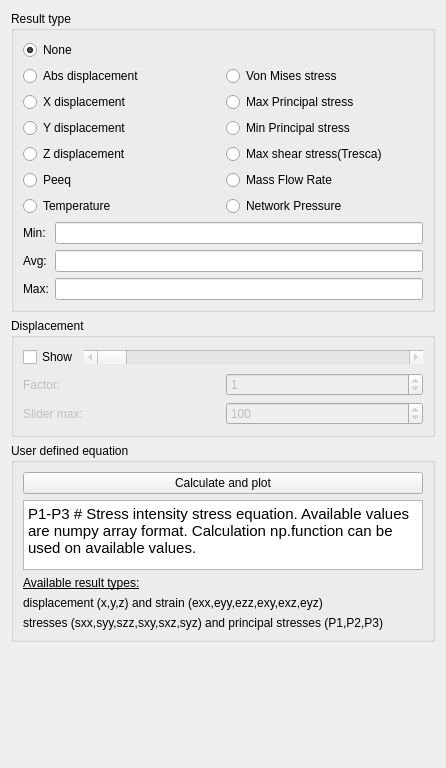
berndhahnebach/All_FreeCAD, file src/Mod/Fem/Gui/Resources/ui/ResultShow.ui: the form before one commit.
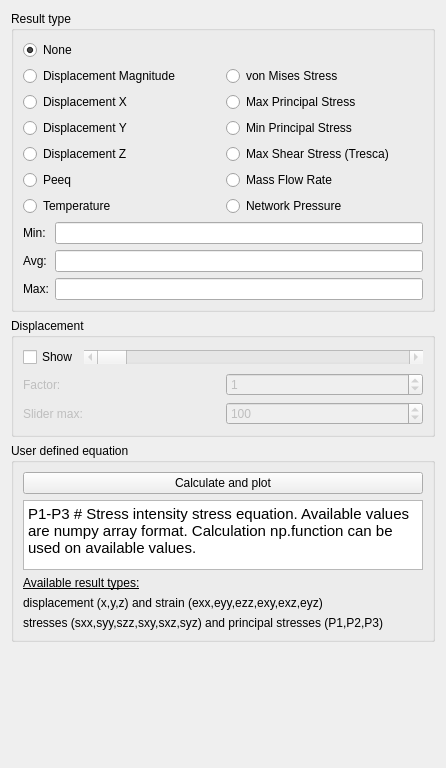
The form after the commit. Custom widgets are drawn as their Qt base class.

Commit message: FEM: result task panel, use same names as vtk results

```diff
--- a/src/Mod/Fem/Gui/Resources/ui/ResultShow.ui
+++ b/src/Mod/Fem/Gui/Resources/ui/ResultShow.ui
@@ -27,7 +27,7 @@
           <item row="1" column="0">
            <widget class="QRadioButton" name="rb_abs_displacement">
             <property name="text">
-             <string>Abs displacement</string>
+             <string>Displacement Magnitude</string>
             </property>
            </widget>
           </item>
@@ -44,14 +44,14 @@
           <item row="3" column="0">
            <widget class="QRadioButton" name="rb_y_displacement">
             <property name="text">
-             <string>Y displacement</string>
+             <string>Displacement Y</string>
             </property>
            </widget>
           </item>
           <item row="2" column="0">
            <widget class="QRadioButton" name="rb_x_displacement">
             <property name="text">
-             <string>X displacement</string>
+             <string>Displacement X</string>
             </property>
            </widget>
           </item>
@@ -65,7 +65,7 @@
           <item row="5" column="0">
            <widget class="QRadioButton" name="rb_z_displacement">
             <property name="text">
-             <string>Z displacement</string>
+             <string>Displacement Z</string>
             </property>
            </widget>
           </item>
@@ -79,28 +79,28 @@
           <item row="1" column="1">
            <widget class="QRadioButton" name="rb_vm_stress">
             <property name="text">
-             <string>Von Mises stress</string>
+             <string>von Mises Stress</string>
             </property>
            </widget>
           </item>
           <item row="2" column="1">
            <widget class="QRadioButton" name="rb_maxprin">
             <property name="text">
-             <string>Max Principal stress</string>
+             <string>Max Principal Stress</string>
             </property>
            </widget>
           </item>
           <item row="3" column="1">
            <widget class="QRadioButton" name="rb_minprin">
             <property name="text">
-             <string>Min Principal stress</string>
+             <string>Min Principal Stress</string>
             </property>
            </widget>
           </item>
           <item row="5" column="1">
            <widget class="QRadioButton" name="rb_max_shear_stress">
             <property name="text">
-             <string>Max shear stress(Tresca)</string>
+             <string>Max Shear Stress (Tresca)</string>
             </property>
            </widget>
           </item>
```
